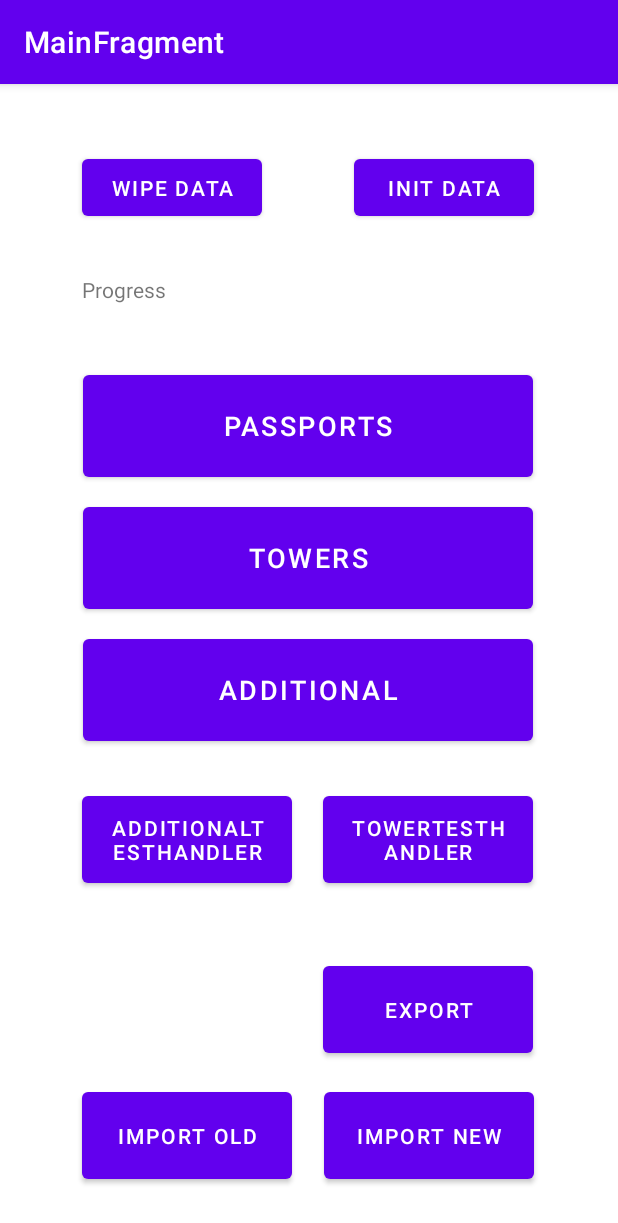
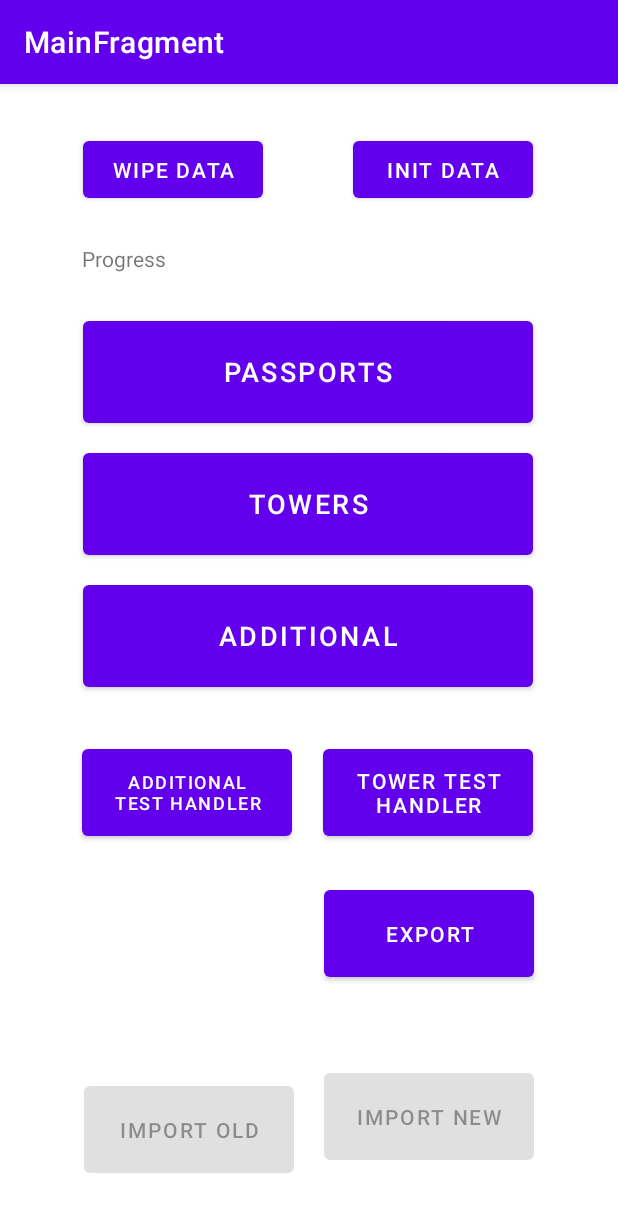
Before and after one commit to rough7sea/Passport-Module-Demo, an Android app: the screen it shows after launch (MainActivity), on a phone screen of 412 x 824 dp. Shown: the top 1223 px of the screen. Run offline under Robolectric (Android 15) with nearby library versions, the phone set to English and light mode, and no system bars; our stand-ins replace Room's generated code, navigation-ui.

Commit message:
- Add more Logging

```diff
--- a/app/src/main/java/com/example/myapplication/exchange/ExportFileManager.kt
+++ b/app/src/main/java/com/example/myapplication/exchange/ExportFileManager.kt
@@ -5,7 +5,7 @@ import com.example.myapplication.external.entities.WorkResult
 import java.io.File
 
 interface ExportFileManager{
-    fun <B> export(bindingEntity: B, destinationPath: File): LiveData<WorkResult>
+    fun <B : Any> export(bindingEntity: B, destinationPath: File): LiveData<WorkResult>
 //    fun <B> export(bindingEntity: List<B>, destinationPath: File): LiveData<WorkResult>
 
 //    fun <B, T> export(bindingEntity: B)
--- a/app/src/main/java/com/example/myapplication/fragments/MainFragment.kt
+++ b/app/src/main/java/com/example/myapplication/fragments/MainFragment.kt
@@ -64,7 +64,8 @@ class MainFragment : Fragment() {
         }
 
         if (!isExternalStorageAvailable || isExternalStorageReadOnly) {
-            import_button.isEnabled = false
+            view.import_button.isEnabled = false
+            view.import_button2.isEnabled = false
         }
 
         view.import_button.setOnClickListener {
@@ -79,7 +80,8 @@ class MainFragment : Fragment() {
         view.export_button.setOnClickListener {
             CoroutineScope(Dispatchers.IO).launch {
                 exportFileManager.export(
-                        App.getDatabaseManager().towerDao().getWithParameters(SimpleSQLiteQuery("select * from ${DatabaseConst.TOWER_TABLE_NAME}"))[0],
+                        App.getDatabaseManager().towerDao().getWithParameters(
+                                SimpleSQLiteQuery("select * from ${DatabaseConst.TOWER_TABLE_NAME}"))[0],
                         File(requireActivity().getExternalFilesDir(filepath), "fullTower.xml"))
             }
         }
--- a/app/src/main/java/com/example/myapplication/fragments/view/AdditionalViewModel.kt
+++ b/app/src/main/java/com/example/myapplication/fragments/view/AdditionalViewModel.kt
@@ -21,10 +21,8 @@ class AdditionalViewModel(application: Application) : AndroidViewModel(applicati
         repository = AdditionalRepository(additionalDAO)
         readAllData = repository.allAdditionalData
 
-        readAllData.observeForever { it ->
-            it.forEach {
-                Log.i("TEST", it.toString())
-            }
+        readAllData.observeForever {
+            Log.i("TEST", "Receive ${it.size} additionals")
         }
 
     }
--- a/app/src/main/java/com/example/myapplication/fragments/view/CoordinateViewModel.kt
+++ b/app/src/main/java/com/example/myapplication/fragments/view/CoordinateViewModel.kt
@@ -21,10 +21,8 @@ class CoordinateViewModel(application: Application) : AndroidViewModel(applicati
         repository = CoordinateRepository(coordinateDAO)
         readAllData = repository.allCoordinatesData
 
-        readAllData.observeForever { it ->
-            it.forEach {
-                Log.i("TEST", it.toString())
-            }
+        readAllData.observeForever {
+            Log.i("TEST", "Receive ${it.size} coordinates")
         }
     }
 
--- a/app/src/main/java/com/example/myapplication/fragments/view/PassportViewModel.kt
+++ b/app/src/main/java/com/example/myapplication/fragments/view/PassportViewModel.kt
@@ -21,10 +21,8 @@ class PassportViewModel(application: Application) : AndroidViewModel(application
         repository = PassportRepository(passportDAO)
         readAllData = repository.allPassportsData
 
-        readAllData.observeForever { it ->
-            it.forEach {
-                Log.i("TEST", it.toString())
-            }
+        readAllData.observeForever {
+            Log.i("TEST", "Receive ${it.size} passports")
         }
     }
 
--- a/app/src/main/java/com/example/myapplication/fragments/view/TowerViewModel.kt
+++ b/app/src/main/java/com/example/myapplication/fragments/view/TowerViewModel.kt
@@ -21,10 +21,8 @@ class TowerViewModel(application: Application) : AndroidViewModel(application){
         repository = TowerRepository(towerDao)
         readAllData = repository.allTowersData
 
-        readAllData.observeForever { it ->
-            it.forEach {
-                Log.i("TEST", it.toString())
-            }
+        readAllData.observeForever {
+            Log.i("TEST", "Receive ${it.size} towers")
         }
     }
 
--- a/app/src/main/java/com/example/myapplication/search/impl/SearchLocationObjectManagerImpl.kt
+++ b/app/src/main/java/com/example/myapplication/search/impl/SearchLocationObjectManagerImpl.kt
@@ -5,6 +5,7 @@ import android.content.Context
 import android.content.pm.PackageManager
 import android.location.Location
 import android.location.LocationManager
+import android.util.Log
 import androidx.core.app.ActivityCompat
 import androidx.lifecycle.MutableLiveData
 import com.example.myapplication.App
@@ -56,7 +57,6 @@ class SearchLocationObjectManagerImpl(
             ) != PackageManager.PERMISSION_GRANTED
         ) {
             throw RuntimeException("Don't have location permission")
-            return
         }
         locationManager.requestLocationUpdates(
             LocationManager.GPS_PROVIDER,
@@ -66,9 +66,7 @@ class SearchLocationObjectManagerImpl(
             findObjects.observeForever {
                 it.data?.let { it1 -> listener.invoke(it1) }
             }
-
-            println(it.longitude)
-            println(it.latitude)
+            Log.i("TEST", "Longitude : ${it.longitude}, Latitude : ${it.latitude}")
         }
     }
 }
--- a/app/src/main/res/layout/fragment_main.xml
+++ b/app/src/main/res/layout/fragment_main.xml
@@ -10,7 +10,7 @@
         android:id="@+id/passport_list_button"
         android:layout_width="300dp"
         android:layout_height="80dp"
-        android:layout_marginTop="188dp"
+        android:layout_marginTop="152dp"
         android:text="Passports"
         android:textSize="18sp"
         app:layout_constraintEnd_toEndOf="parent"
@@ -22,11 +22,11 @@
         android:id="@+id/wipe_data_button"
         android:layout_width="120dp"
         android:layout_height="50dp"
-        android:layout_marginTop="44dp"
+        android:layout_marginTop="32dp"
         android:text="Wipe Data"
         android:textSize="14sp"
         app:layout_constraintEnd_toEndOf="parent"
-        app:layout_constraintHorizontal_bias="0.188"
+        app:layout_constraintHorizontal_bias="0.189"
         app:layout_constraintStart_toStartOf="parent"
         app:layout_constraintTop_toTopOf="parent" />
 
@@ -34,11 +34,11 @@
         android:id="@+id/init_data_button"
         android:layout_width="120dp"
         android:layout_height="50dp"
-        android:layout_marginTop="44dp"
+        android:layout_marginTop="32dp"
         android:text="Init Data"
         android:textSize="14sp"
         app:layout_constraintEnd_toEndOf="parent"
-        app:layout_constraintHorizontal_bias="0.808"
+        app:layout_constraintHorizontal_bias="0.807"
         app:layout_constraintStart_toStartOf="parent"
         app:layout_constraintTop_toTopOf="parent" />
 
@@ -70,11 +70,11 @@
         android:id="@+id/import_button"
         android:layout_width="140dp"
         android:layout_height="70dp"
-        android:layout_marginBottom="32dp"
+        android:layout_marginBottom="36dp"
         android:text="Import Old"
         app:layout_constraintBottom_toBottomOf="parent"
-        app:layout_constraintEnd_toEndOf="parent"
-        app:layout_constraintHorizontal_bias="0.202"
+        app:layout_constraintEnd_toStartOf="@+id/import_button2"
+        app:layout_constraintHorizontal_bias="0.733"
         app:layout_constraintStart_toStartOf="parent" />
 
     <Button
@@ -86,13 +86,15 @@
         app:layout_constraintBottom_toBottomOf="parent"
         app:layout_constraintEnd_toEndOf="parent"
         app:layout_constraintHorizontal_bias="0.793"
-        app:layout_constraintStart_toStartOf="parent" />
+        app:layout_constraintStart_toStartOf="parent"
+        app:layout_constraintTop_toBottomOf="@+id/export_button"
+        app:layout_constraintVertical_bias="0.809" />
 
     <Button
         android:id="@+id/handler_test_button"
         android:layout_width="140dp"
         android:layout_height="70dp"
-        android:text="TowerTestHandler"
+        android:text="Tower Test Handler"
         app:layout_constraintBottom_toTopOf="@+id/import_button"
         app:layout_constraintEnd_toEndOf="parent"
         app:layout_constraintHorizontal_bias="0.263"
@@ -104,7 +106,8 @@
         android:id="@+id/additional_handler_test_button"
         android:layout_width="140dp"
         android:layout_height="70dp"
-        android:text="AdditionalTestHandler"
+        android:text="Additional Test Handler"
+        android:textSize="12sp"
         app:layout_constraintBottom_toTopOf="@+id/import_button"
         app:layout_constraintEnd_toEndOf="parent"
         app:layout_constraintHorizontal_bias="0.202"
@@ -116,12 +119,12 @@
         android:id="@+id/export_button"
         android:layout_width="140dp"
         android:layout_height="70dp"
-        android:layout_marginBottom="116dp"
+        android:layout_marginTop="24dp"
         android:text="Export"
-        app:layout_constraintBottom_toBottomOf="parent"
         app:layout_constraintEnd_toEndOf="parent"
-        app:layout_constraintHorizontal_bias="0.263"
-        app:layout_constraintStart_toEndOf="@+id/import_button" />
+        app:layout_constraintHorizontal_bias="0.793"
+        app:layout_constraintStart_toStartOf="parent"
+        app:layout_constraintTop_toBottomOf="@+id/handler_test_button" />
 
     <TextView
         android:id="@+id/data_progress"
@@ -133,6 +136,6 @@
         app:layout_constraintHorizontal_bias="0.172"
         app:layout_constraintStart_toStartOf="parent"
         app:layout_constraintTop_toTopOf="parent"
-        app:layout_constraintVertical_bias="0.174" />
+        app:layout_constraintVertical_bias="0.146" />
 
 </androidx.constraintlayout.widget.ConstraintLayout>
```
Also changed, not shown: app/src/main/java/com/example/myapplication/exchange/impl/ExportFileManagerImpl.kt (+4 -3 lines), app/src/main/java/com/example/myapplication/exchange/impl/ImportFileManagerImpl.kt (+6 -3 lines), app/src/main/java/com/example/myapplication/fragments/AdditionalHandlerTestFragment.kt (+11 -6 lines), app/src/main/java/com/example/myapplication/fragments/TowerHandlerTestFragment.kt (+6 -4 lines).
